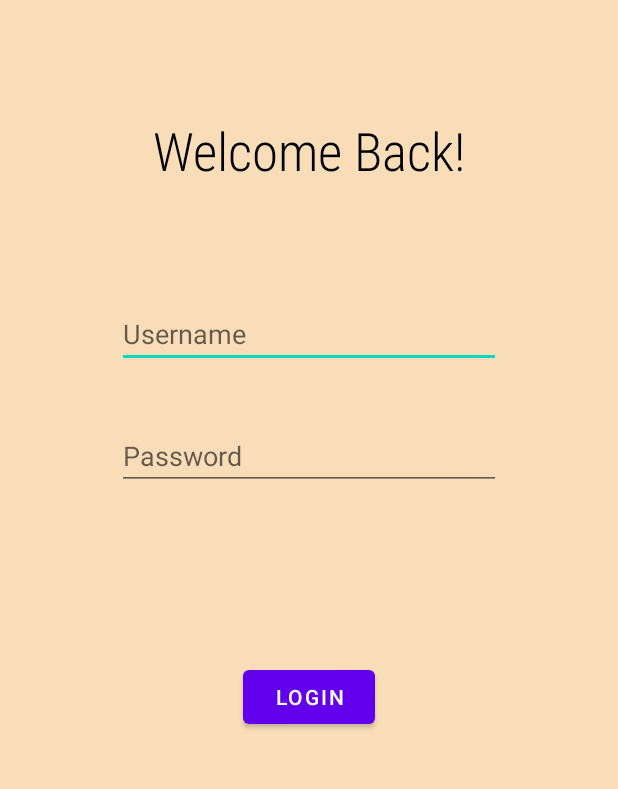
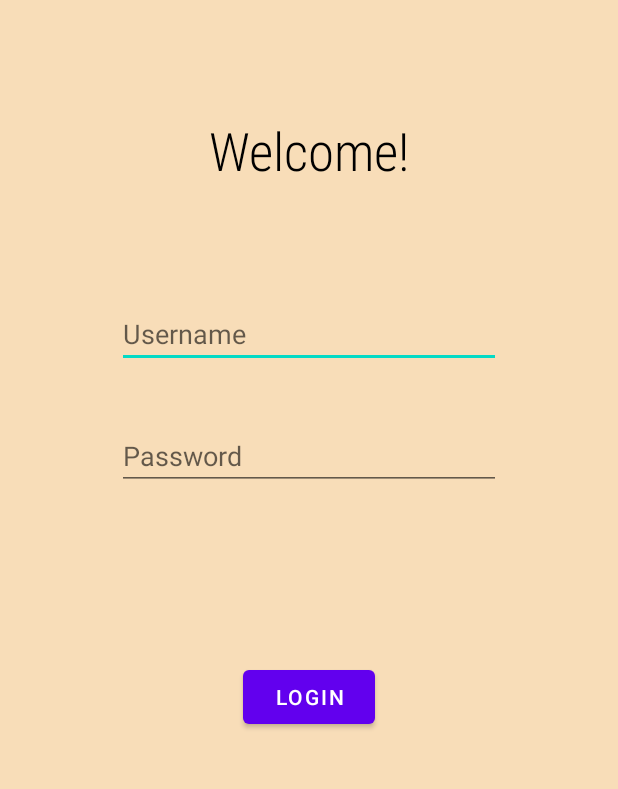
Before and after one commit to melodyncr/frontendGUM, an Android app: the LoginActivity screen opened directly, with no data from a screen before it, on a phone screen of 412 x 824 dp, the part 332-1121 px from its top. Run offline under Robolectric (Android 15) with nearby library versions, the phone set to English and light mode, and no system bars; Roboto replaces fonts that are not available here.

Commit message:
test commit

```diff
--- a/app/src/main/res/layout/activity_login.xml
+++ b/app/src/main/res/layout/activity_login.xml
@@ -56,7 +56,7 @@
         android:layout_width="wrap_content"
         android:layout_height="wrap_content"
         android:fontFamily="sans-serif-condensed-light"
-        android:text="Welcome Back!"
+        android:text="Welcome!"
         android:textColor="#000000"
         android:textSize="35sp"
         app:layout_constraintBottom_toTopOf="@+id/username"
```
